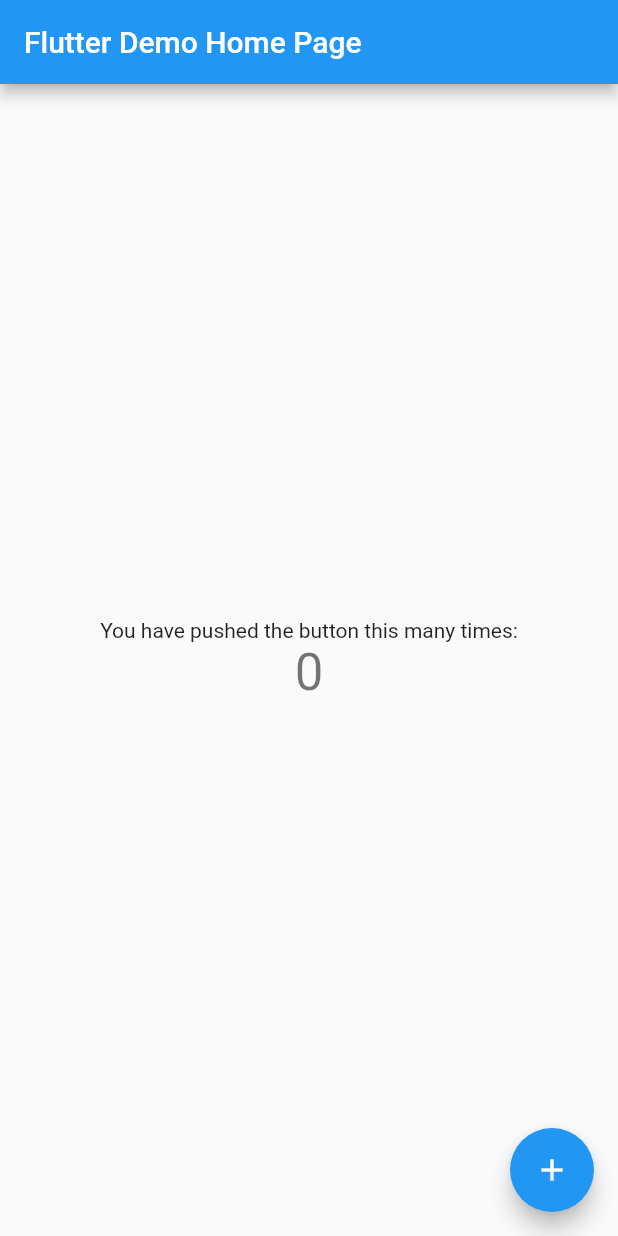
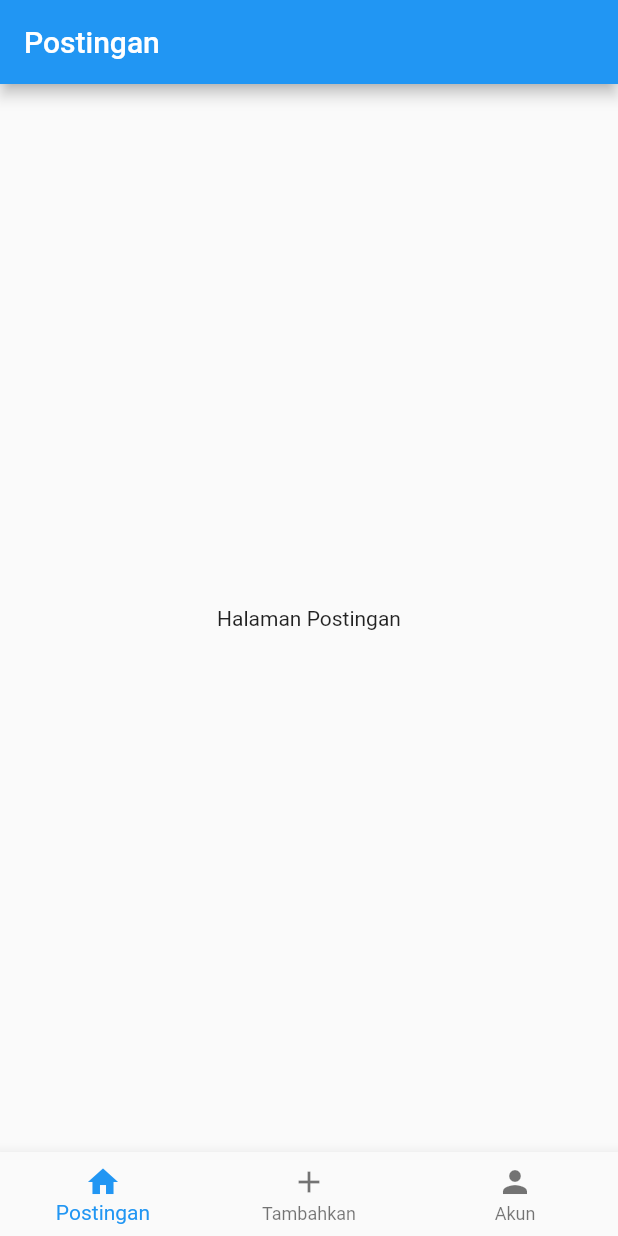
Before and after one commit to alfimonth/civilhub, a Flutter app: the screen it shows after launch, on a phone screen of 412 x 824 dp. Run offline on Flutter 3.47's test engine with Material 2 defaults, Android fonts, the phone set to English and light mode, and no system bars.

Commit message:
membuat halaman  utama

```diff
--- a/lib/main.dart
+++ b/lib/main.dart
@@ -1,115 +1,65 @@
 import 'package:flutter/material.dart';
+import 'package:civilhub/screens/add_post_screen.dart';
+import 'package:civilhub/screens/account_screen.dart';
+import 'package:civilhub/screens/feed_screens.dart';
 
 void main() {
-  runApp(const MyApp());
+  runApp(MyApp());
 }
 
 class MyApp extends StatelessWidget {
-  const MyApp({super.key});
-
-  // This widget is the root of your application.
   @override
   Widget build(BuildContext context) {
     return MaterialApp(
-      title: 'Flutter Demo',
+      title: 'Civil Hub',
       theme: ThemeData(
-        // This is the theme of your application.
-        //
-        // Try running your application with "flutter run". You'll see the
-        // application has a blue toolbar. Then, without quitting the app, try
-        // changing the primarySwatch below to Colors.green and then invoke
-        // "hot reload" (press "r" in the console where you ran "flutter run",
-        // or simply save your changes to "hot reload" in a Flutter IDE).
-        // Notice that the counter didn't reset back to zero; the application
-        // is not restarted.
         primarySwatch: Colors.blue,
       ),
-      home: const MyHomePage(title: 'Flutter Demo Home Page'),
+      home: MainScreen(),
     );
   }
 }
 
-class MyHomePage extends StatefulWidget {
-  const MyHomePage({super.key, required this.title});
-
-  // This widget is the home page of your application. It is stateful, meaning
-  // that it has a State object (defined below) that contains fields that affect
-  // how it looks.
-
-  // This class is the configuration for the state. It holds the values (in this
-  // case the title) provided by the parent (in this case the App widget) and
-  // used by the build method of the State. Fields in a Widget subclass are
-  // always marked "final".
-
-  final String title;
-
+class MainScreen extends StatefulWidget {
   @override
-  State<MyHomePage> createState() => _MyHomePageState();
+  _MainScreenState createState() => _MainScreenState();
 }
 
-class _MyHomePageState extends State<MyHomePage> {
-  int _counter = 0;
+class _MainScreenState extends State<MainScreen> {
+  int _currentIndex = 0;
 
-  void _incrementCounter() {
-    setState(() {
-      // This call to setState tells the Flutter framework that something has
-      // changed in this State, which causes it to rerun the build method below
-      // so that the display can reflect the updated values. If we changed
-      // _counter without calling setState(), then the build method would not be
-      // called again, and so nothing would appear to happen.
-      _counter++;
-    });
-  }
+  final List<Widget> _screens = [
+    FeedScreen(),
+    AddPostScreen(),
+    AccountScreen(),
+  ];
 
   @override
   Widget build(BuildContext context) {
-    // This method is rerun every time setState is called, for instance as done
-    // by the _incrementCounter method above.
-    //
-    // The Flutter framework has been optimized to make rerunning build methods
-    // fast, so that you can just rebuild anything that needs updating rather
-    // than having to individually change instances of widgets.
     return Scaffold(
-      appBar: AppBar(
-        // Here we take the value from the MyHomePage object that was created by
-        // the App.build method, and use it to set our appbar title.
-        title: Text(widget.title),
+      body: _screens[_currentIndex],
+      bottomNavigationBar: BottomNavigationBar(
+        currentIndex: _currentIndex,
+        onTap: (int index) {
+          setState(() {
+            _currentIndex = index;
+          });
+        },
+        items: [
+          BottomNavigationBarItem(
+            icon: Icon(Icons.home),
+            label: 'Postingan',
+          ),
+          BottomNavigationBarItem(
+            icon: Icon(Icons.add),
+            label: 'Tambahkan',
+          ),
+          BottomNavigationBarItem(
+            icon: Icon(Icons.person),
+            label: 'Akun',
+          ),
+        ],
       ),
-      body: Center(
-        // Center is a layout widget. It takes a single child and positions it
-        // in the middle of the parent.
-        child: Column(
-          // Column is also a layout widget. It takes a list of children and
-          // arranges them vertically. By default, it sizes itself to fit its
-          // children horizontally, and tries to be as tall as its parent.
-          //
-          // Invoke "debug painting" (press "p" in the console, choose the
-          // "Toggle Debug Paint" action from the Flutter Inspector in Android
-          // Studio, or the "Toggle Debug Paint" command in Visual Studio Code)
-          // to see the wireframe for each widget.
-          //
-          // Column has various properties to control how it sizes itself and
-          // how it positions its children. Here we use mainAxisAlignment to
-          // center the children vertically; the main axis here is the vertical
-          // axis because Columns are vertical (the cross axis would be
-          // horizontal).
-          mainAxisAlignment: MainAxisAlignment.center,
-          children: <Widget>[
-            const Text(
-              'You have pushed the button this many times:',
-            ),
-            Text(
-              '$_counter',
-              style: Theme.of(context).textTheme.headlineMedium,
-            ),
-          ],
-        ),
-      ),
-      floatingActionButton: FloatingActionButton(
-        onPressed: _incrementCounter,
-        tooltip: 'Increment',
-        child: const Icon(Icons.add),
-      ), // This trailing comma makes auto-formatting nicer for build methods.
     );
   }
 }
--- /dev/null
+++ b/lib/screens/account_screen.dart
@@ -0,0 +1,15 @@
+import 'package:flutter/material.dart';
+
+class AccountScreen extends StatelessWidget {
+  @override
+  Widget build(BuildContext context) {
+    return Scaffold(
+      appBar: AppBar(
+        title: Text('Akun'),
+      ),
+      body: Center(
+        child: Text('Halaman Akun'),
+      ),
+    );
+  }
+}
--- /dev/null
+++ b/lib/screens/add_post_screen.dart
@@ -0,0 +1,15 @@
+import 'package:flutter/material.dart';
+
+class AddPostScreen extends StatelessWidget {
+  @override
+  Widget build(BuildContext context) {
+    return Scaffold(
+      appBar: AppBar(
+        title: Text('Tambah Postingan'),
+      ),
+      body: Center(
+        child: Text('Halaman Tambah Postingan'),
+      ),
+    );
+  }
+}
--- /dev/null
+++ b/lib/screens/feed_screens.dart
@@ -0,0 +1,15 @@
+import 'package:flutter/material.dart';
+
+class FeedScreen extends StatelessWidget {
+  @override
+  Widget build(BuildContext context) {
+    return Scaffold(
+      appBar: AppBar(
+        title: Text('Postingan'),
+      ),
+      body: Center(
+        child: Text('Halaman Postingan'),
+      ),
+    );
+  }
+}
```
Also changed, not shown: 1 other file.
